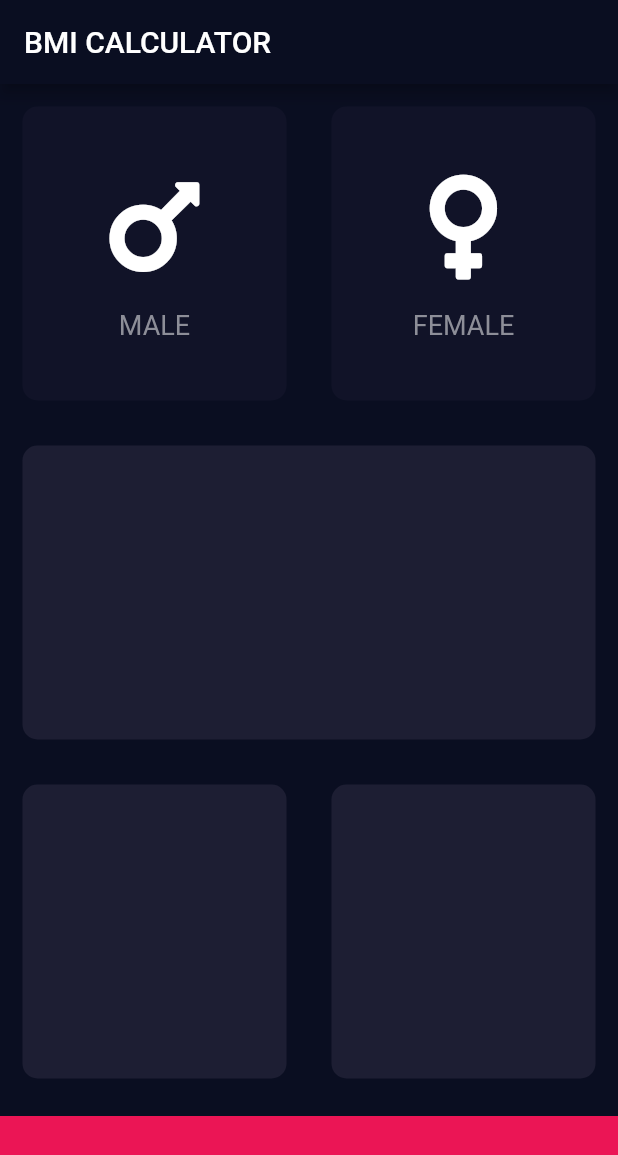
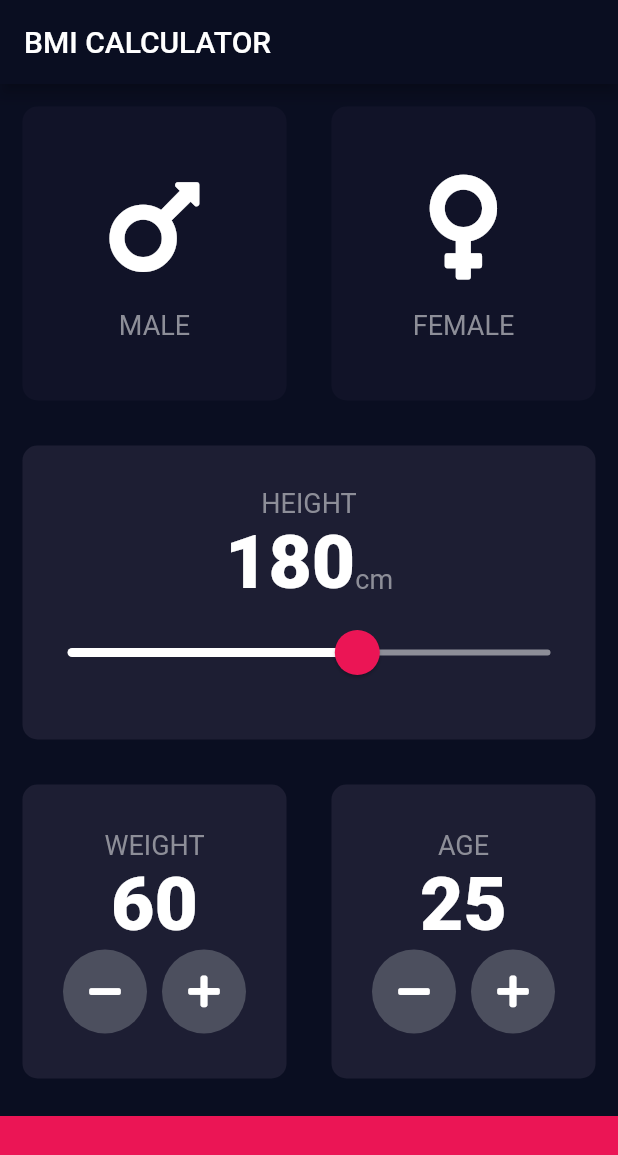
Before and after one commit to Junaed29/bmi_calculator, a Flutter app: the screen it shows after launch, on a phone screen of 412 x 824 dp. Shown: the top 1155 px of the screen. Run offline on Flutter 3.47's test engine with Material 2 defaults, Android fonts, the phone set to English and light mode, and no system bars; our stand-ins replace font_awesome_flutter.

Commit message:
Weight and age Card added

```diff
--- a/lib/constants.dart
+++ b/lib/constants.dart
@@ -6,3 +6,5 @@ const kInActiveCardColor = Color(0xFF111328);
 const kActiveCardColor = Color(0xFF1D1E33);
 
 const kLabelTextStyle = TextStyle(fontSize: 18.0, color: Color(0xFF8D8E98));
+
+const kNumberTextStyle = TextStyle(fontSize: 50, fontWeight: FontWeight.w900);
--- a/lib/input_page.dart
+++ b/lib/input_page.dart
@@ -14,6 +14,9 @@ enum Gender { male, female }
 
 class _InputPageState extends State<InputPage> {
   Gender? selectedGender;
+  int height = 180;
+  int weight = 60;
+  int age = 25;
 
   @override
   Widget build(BuildContext context) {
@@ -21,7 +24,7 @@ class _InputPageState extends State<InputPage> {
       appBar: AppBar(
         title: const Text('BMI CALCULATOR'),
       ),
-      body: Column(children: [
+      body: Column(crossAxisAlignment: CrossAxisAlignment.stretch, children: [
         Expanded(
             child: Row(children: [
           Expanded(
@@ -53,15 +56,144 @@ class _InputPageState extends State<InputPage> {
           ),
         ])),
         Expanded(
-          child: ReusableCard(color: kActiveCardColor),
+          child: ReusableCard(
+            color: kActiveCardColor,
+            cardChild: Column(
+              mainAxisAlignment: MainAxisAlignment.center,
+              children: [
+                const Text(
+                  "HEIGHT",
+                  style: kLabelTextStyle,
+                ),
+                Row(
+                  mainAxisAlignment: MainAxisAlignment.center,
+                  crossAxisAlignment: CrossAxisAlignment.baseline,
+                  textBaseline: TextBaseline.alphabetic,
+                  children: [
+                    Text(
+                      height.toString(),
+                      style: kNumberTextStyle,
+                    ),
+                    const Text(
+                      "cm",
+                      style: kLabelTextStyle,
+                    )
+                  ],
+                ),
+                SliderTheme(
+                  data: SliderTheme.of(context).copyWith(
+                    activeTrackColor: Colors.white,
+                    inactiveTrackColor: const Color(0xFF8D8E98),
+                    thumbColor: const Color(0xFFEB1555),
+                    thumbShape:
+                        const RoundSliderThumbShape(enabledThumbRadius: 15.0),
+                    overlayShape:
+                        const RoundSliderOverlayShape(overlayRadius: 30.0),
+                    overlayColor: const Color(0x1FEB1555),
+                  ),
+                  child: Slider(
+                    value: height.toDouble(),
+                    onChanged: (double newValue) {
+                      setState(() {
+                        height = newValue.round();
+                      });
+                    },
+                    min: 120.0,
+                    max: 220.0,
+                  ),
+                )
+              ],
+            ),
+          ),
         ),
         Expanded(
             child: Row(children: [
           Expanded(
-            child: ReusableCard(color: kActiveCardColor),
+            child: ReusableCard(
+              cardChild: Column(
+                mainAxisAlignment: MainAxisAlignment.center,
+                children: [
+                  const Text(
+                    "WEIGHT",
+                    style: kLabelTextStyle,
+                  ),
+                  Text(
+                    weight.toString(),
+                    style: kNumberTextStyle,
+                  ),
+                  Row(
+                    mainAxisAlignment: MainAxisAlignment.center,
+                    children: [
+                      RoundIconButton(
+                        iconData: FontAwesomeIcons.minus,
+                        onPressed: () {
+                          if (weight > 1) {
+                            setState(() {
+                              weight--;
+                            });
+                          }
+                        },
+                      ),
+                      const SizedBox(
+                        width: 10.0,
+                      ),
+                      RoundIconButton(
+                        iconData: FontAwesomeIcons.plus,
+                        onPressed: () {
+                          setState(() {
+                            weight++;
+                          });
+                        },
+                      ),
+                    ],
+                  )
+                ],
+              ),
+              color: kActiveCardColor,
+            ),
           ),
           Expanded(
-            child: ReusableCard(color: kActiveCardColor),
+            child: ReusableCard(
+                cardChild: Column(
+                  mainAxisAlignment: MainAxisAlignment.center,
+                  children: [
+                    const Text(
+                      "AGE",
+                      style: kLabelTextStyle,
+                    ),
+                    Text(
+                      age.toString(),
+                      style: kNumberTextStyle,
+                    ),
+                    Row(
+                      mainAxisAlignment: MainAxisAlignment.center,
+                      children: [
+                        RoundIconButton(
+                          iconData: FontAwesomeIcons.minus,
+                          onPressed: () {
+                            if (age > 1) {
+                              setState(() {
+                                age--;
+                              });
+                            }
+                          },
+                        ),
+                        const SizedBox(
+                          width: 10.0,
+                        ),
+                        RoundIconButton(
+                          iconData: FontAwesomeIcons.plus,
+                          onPressed: () {
+                            setState(() {
+                              age++;
+                            });
+                          },
+                        ),
+                      ],
+                    )
+                  ],
+                ),
+                color: kActiveCardColor),
           ),
         ])),
         Container(
@@ -73,3 +205,25 @@ class _InputPageState extends State<InputPage> {
     );
   }
 }
+
+class RoundIconButton extends StatelessWidget {
+  final IconData iconData;
+  final VoidCallback onPressed;
+
+  const RoundIconButton({required this.iconData, required this.onPressed});
+
+  @override
+  Widget build(BuildContext context) {
+    return RawMaterialButton(
+      onPressed: onPressed,
+      elevation: 0.0,
+      fillColor: const Color(0xFF4C4F5E),
+      shape: const CircleBorder(),
+      constraints: const BoxConstraints.tightFor(
+        width: 56.0,
+        height: 56.0,
+      ),
+      child: Icon(iconData),
+    );
+  }
+}
```
